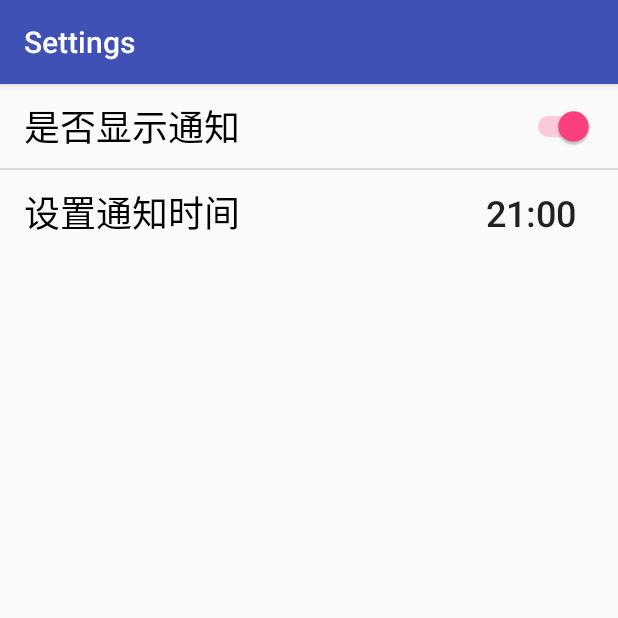
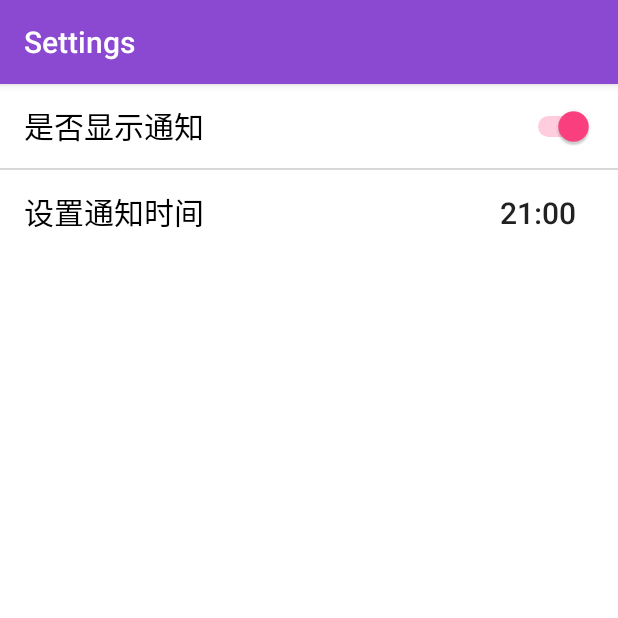
Before and after one commit to Yzhaoqi/FinalProject, an Android app: the PlayerMainActivity screen opened directly, with no data from a screen before it, in the side drawer, after a tap on "Setting", on a phone screen of 412 x 824 dp, the top half of it. Run offline under Robolectric (Android 15) with nearby library versions, the phone set to English and light mode, and no system bars; libraries missing offline, so code that uses them is left out: com.baoyz.swipemenulistview; pictures from the network do not load; 7 statements that could not run were skipped.

Commit message:
Last update

```diff
--- a/app/src/main/java/com/group/android/finalproject/notification/activity/SettingMainActivity.java
+++ b/app/src/main/java/com/group/android/finalproject/notification/activity/SettingMainActivity.java
@@ -3,6 +3,7 @@ package com.group.android.finalproject.notification.activity;
 import android.app.TimePickerDialog;
 import android.content.DialogInterface;
 import android.content.SharedPreferences;
+import android.graphics.Color;
 import android.support.annotation.Nullable;
 import android.support.v7.app.AppCompatActivity;
 import android.os.Bundle;
@@ -36,6 +37,9 @@ public class SettingMainActivity extends AppCompatActivity {
     protected void onCreate(@Nullable Bundle savedInstanceState) {
         super.onCreate(savedInstanceState);
         setContentView(R.layout.setting_activity);
+
+        Bundle extras = getIntent().getExtras();
+        setBackground((int)extras.get("color"));
 
         Toolbar toolbar = (Toolbar)findViewById(R.id.setting_toolbar);
         toolbar.setTitle("Settings");
@@ -123,4 +127,16 @@ public class SettingMainActivity extends AppCompatActivity {
             musicPresenter.cancelAlarmManager();
         }
     }
+
+    public void setBackground(int color) {
+        LinearLayout background_setting = (LinearLayout)findViewById(R.id.setting_activity);
+        switch(color) {
+            case 0:
+                background_setting.setBackgroundColor(Color.parseColor("#FFFFFF"));
+                break;
+            case 1:
+                background_setting.setBackgroundColor(Color.parseColor("#ABABAB"));
+                break;
+        }
+    }
 }
--- a/app/src/main/java/com/group/android/finalproject/player/activity/PlayerMainActivity.java
+++ b/app/src/main/java/com/group/android/finalproject/player/activity/PlayerMainActivity.java
@@ -46,6 +46,7 @@ import com.group.android.finalproject.recoder.Recorder;
 import java.io.File;
 import java.text.ParseException;
 import java.text.SimpleDateFormat;
+import java.util.ArrayList;
 import java.util.Date;
 import java.util.List;
 
@@ -97,7 +98,8 @@ public class PlayerMainActivity extends AppCompatActivity implements NavigationV
             musicPresenter.setAlarmTime(sharedPreferences.getInt("hour", 21), sharedPreferences.getInt("minute", 0));
         }
 
-        recordItemList = dBbase.queryAll();
+        recordItemList = new ArrayList<RecordItem>();
+        if (dBbase.queryAll() != null) recordItemList.addAll(dBbase.queryAll());
         recordAdapter = new RecordAdapter(this, recordItemList);
         swipeMenuListView.setAdapter(recordAdapter);
         setSwipeList();
@@ -144,9 +146,8 @@ public class PlayerMainActivity extends AppCompatActivity implements NavigationV
         switch (requestCode) {
             case 0:
                 if (resultCode == RESULT_OK) {
-                    if (recordItemList != null) recordItemList.clear();
-                    if (dBbase.queryAll() != null) recordItemList.addAll(dBbase.queryAll());
-                    else recordItemList = dBbase.queryAll();
+                    recordItemList.clear();
+                    recordItemList.addAll(dBbase.queryAll());
                     recordAdapter.notifyDataSetChanged();
                 }
                 break;
@@ -158,10 +159,11 @@ public class PlayerMainActivity extends AppCompatActivity implements NavigationV
     @Override
     public boolean onKeyDown(int keyCode, KeyEvent event) {
         if (keyCode == KeyEvent.KEYCODE_BACK) {
-            moveTaskToBack(false);
+            moveTaskToBack(true);
             return true;
+        } else {
+            return super.onKeyDown(keyCode, event);
         }
-        return super.onKeyDown(keyCode, event);
     }
 
     private void setSwipeList() {
@@ -221,7 +223,7 @@ public class PlayerMainActivity extends AppCompatActivity implements NavigationV
         switch(item.getItemId()) {
             case R.id.menu_all_list:
                 recordItemList.clear();
-                recordItemList.addAll(dBbase.queryAll());
+                if (dBbase.queryAll() != null) recordItemList.addAll(dBbase.queryAll());
                 recordAdapter.notifyDataSetChanged();
                 break;
             case R.id.menu_search_by_time:
@@ -229,6 +231,7 @@ public class PlayerMainActivity extends AppCompatActivity implements NavigationV
                 break;
             case R.id.menu_setting:
                 Intent intent = new Intent(PlayerMainActivity.this, SettingMainActivity.class);
+                intent.putExtra("color", colorSet);
                 startActivityForResult(intent, 3);
                 break;
             case R.id.menu_background_change:
@@ -332,7 +335,7 @@ public class PlayerMainActivity extends AppCompatActivity implements NavigationV
             @Override
             public void onClick(DialogInterface dialog, int which) {
                 recordItemList.clear();
-                recordItemList.addAll(dBbase.queryAll());
+                if (dBbase.queryAll() != null) recordItemList.addAll(dBbase.queryAll());
                 String start = start_date.getText().toString() + " 00:00:00";
                 String end = end_date.getText().toString() + " 23:59:59";
                 String location = loc.getText().toString();
--- a/app/src/main/java/com/group/android/finalproject/player/presenter/MusicPresenter.java
+++ b/app/src/main/java/com/group/android/finalproject/player/presenter/MusicPresenter.java
@@ -124,10 +124,15 @@ public class MusicPresenter {
 
         alarmManager = (AlarmManager)mainView.getSystemService(Context.ALARM_SERVICE);
         Calendar calendar = Calendar.getInstance();
+        Calendar sys_time = Calendar.getInstance();
+
         calendar.set(Calendar.HOUR_OF_DAY, mHour);
         calendar.set(Calendar.MINUTE, mMinute);
         calendar.set(Calendar.SECOND, 0);
         calendar.set(Calendar.MILLISECOND, 0);
+        if (sys_time.getTimeInMillis() > calendar.getTimeInMillis()) {
+            calendar.add(Calendar.DAY_OF_YEAR, 1);
+        }
         alarmManager.setRepeating(AlarmManager.RTC_WAKEUP, calendar.getTimeInMillis(), AlarmManager.INTERVAL_DAY, pendingIntent);
     }
 }
--- a/app/src/main/res/layout/player_activity_main_app_bar.xml
+++ b/app/src/main/res/layout/player_activity_main_app_bar.xml
@@ -46,7 +46,7 @@
                 android:layout_width="match_parent"
                 android:layout_height="match_parent"
                 android:gravity="center_vertical"
-                android:textSize="24sp"
+                android:textSize="20sp"
                 android:textColor="#000000"
                 android:layout_marginTop="3dp"/>
         </LinearLayout>
--- a/app/src/main/res/layout/setting_activity.xml
+++ b/app/src/main/res/layout/setting_activity.xml
@@ -33,7 +33,7 @@
             android:layout_weight="1"
             android:layout_height="match_parent"
             android:text="是否显示通知"
-            android:textSize="24sp"
+            android:textSize="20sp"
             android:textColor="#000000"
             android:gravity="center_vertical"/>
         <Switch
@@ -60,7 +60,7 @@
                 android:layout_weight="1"
                 android:layout_height="match_parent"
                 android:text="设置通知时间"
-                android:textSize="24sp"
+                android:textSize="20sp"
                 android:textColor="#000000"
                 android:gravity="center_vertical"/>
             <Button
@@ -68,9 +68,9 @@
                 android:layout_width="0dp"
                 android:layout_weight="1"
                 android:layout_height="56dp"
-                android:gravity="end"
+                android:gravity="end|center_vertical"
                 android:text="21:00"
-                android:textSize="24sp"
+                android:textSize="20sp"
                 style="?attr/borderlessButtonStyle"/>
     </LinearLayout>
 
--- a/app/src/main/res/values/colors.xml
+++ b/app/src/main/res/values/colors.xml
@@ -1,7 +1,7 @@
 <?xml version="1.0" encoding="utf-8"?>
 <resources>
-    <color name="colorPrimary">#3F51B5</color>
-    <color name="colorPrimaryDark">#303F9F</color>
+    <color name="colorPrimary">#8b49d1</color>
+    <color name="colorPrimaryDark">#661e93</color>
     <color name="colorAccent">#FF4081</color>
     <color name="RoundColor">#DAF6FE</color>
     <color name="TimeTextColor">#FF84AD</color>
```
Also changed, not shown: app/src/main/java/com/group/android/finalproject/recoder/MainActivity.java (+18 -16 lines), app/src/main/java/com/group/android/finalproject/recoder/Recorder.java (+7 -7 lines), 1 other file.
